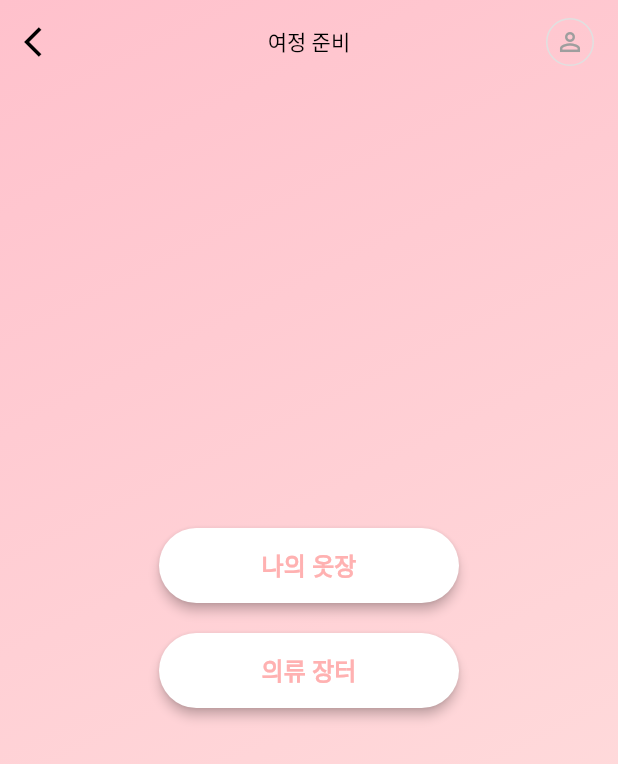
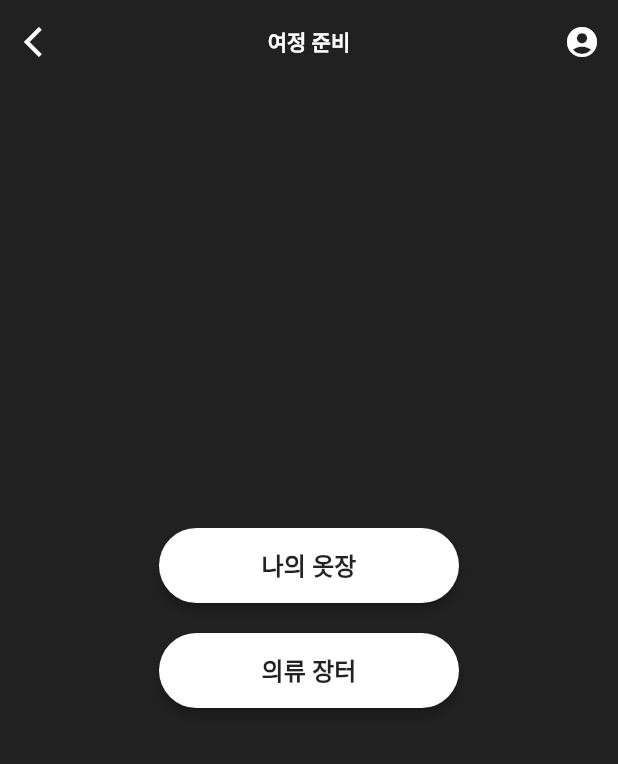
Before and after one commit to logicallaw/ZEROFIT_Frontend, a Flutter app: the MainHomeScreen screen opened directly, on a phone screen of 412 x 824 dp. Shown: the top 764 px of the screen. Run offline on Flutter 3.47's test engine with Material 3 defaults, Android fonts, the phone set to English and light mode, and no system bars; our stand-ins replace flutter_dotenv, flutter_secure_storage, flutter_spinkit, image_picker; accounts and stored records are empty.

Commit message:
fix: home screen color fix

```diff
--- a/lib/screens/ai_fitting.dart
+++ b/lib/screens/ai_fitting.dart
@@ -80,7 +80,7 @@ class _AiFittingState extends State<AiFitting> {
               : Padding(
             padding: const EdgeInsets.all(16.0),
             child: widget.items == null
-                ? Text('옷을 등록해주세요!')
+                ? Text('옷을 등록해주세요!' ,style: TextStyle(color: Colors.grey))
                 : GridView.builder(
               gridDelegate:
               SliverGridDelegateWithFixedCrossAxisCount(
--- a/lib/screens/main_home_screen.dart
+++ b/lib/screens/main_home_screen.dart
@@ -13,55 +13,27 @@ class MainHomeScreen extends StatelessWidget {
         backgroundColor: Colors.transparent,
         elevation: 0,
         leading: IconButton(
-          icon: const Icon(Icons.arrow_back_ios, color: Colors.black),
+          icon: const Icon(Icons.arrow_back_ios, color: Colors.white),
           onPressed: () => Navigator.pop(context),
         ),
         centerTitle: true,
         title: const Text(
           '여정 준비',
           style: TextStyle(
-            color: Colors.black,
+            color: Colors.white,
+            fontWeight: FontWeight.bold,
             fontSize: 14,
           ),
         ),
         actions: [
-          Padding(
-            padding: const EdgeInsets.only(right: 16.0),
-            child: GestureDetector(
-              onTap: () {
-                Navigator.push(
-                  context,
-                  MaterialPageRoute(
-                    builder: (context) => const AccountManagementScreen(),
-                  ),
-                );
-              },
-              child: Container(
-                width: 32,
-                height: 32,
-                decoration: BoxDecoration(
-                  shape: BoxShape.circle,
-                  border: Border.all(
-                    color: Colors.grey.shade300,
-                    width: 1,
-                  ),
-                ),
-                child: ClipOval(
-                  child: Image.network(
-                    'https://via.placeholder.com/32',
-                    fit: BoxFit.cover,
-                    errorBuilder: (context, error, stackTrace) {
-                      return const Icon(
-                        Icons.person_outline,
-                        color: Colors.grey,
-                        size: 20,
-                      );
-                    },
-                  ),
-                ),
+          IconButton(onPressed:(){
+            Navigator.push(
+              context,
+              MaterialPageRoute(
+                builder: (context) => const AccountManagementScreen(),
               ),
-            ),
-          ),
+            );
+          }, icon: Icon(Icons.account_circle) , color: Colors.white,)
         ],
       ),
       extendBodyBehindAppBar: true,
@@ -71,8 +43,8 @@ class MainHomeScreen extends StatelessWidget {
             begin: Alignment.topLeft,
             end: Alignment.bottomRight,
             colors: [
-              Color(0xFFFFC1CC),
-              Color(0xFFFFE4E1),
+              Colors.black87,
+              Colors.black87,
             ],
           ),
         ),
@@ -101,7 +73,7 @@ class MainHomeScreen extends StatelessWidget {
                   child: const Text(
                     '나의 옷장',
                     style: TextStyle(
-                      color: Color(0xFFFFB1B1),
+                      color: Colors.black87,
                       fontSize: 16,
                       fontWeight: FontWeight.bold,
                     ),
@@ -129,7 +101,7 @@ class MainHomeScreen extends StatelessWidget {
                   child: const Text(
                     '의류 장터',
                     style: TextStyle(
-                      color: Color(0xFFFFB1B1),
+                      color: Colors.black87,
                       fontSize: 16,
                       fontWeight: FontWeight.bold,
                     ),
--- a/lib/screens/marketplace_screen.dart
+++ b/lib/screens/marketplace_screen.dart
@@ -275,7 +275,7 @@ class _MarketplaceScreenState extends State<MarketplaceScreen> with SingleTicker
               child: Padding(
                 padding: const EdgeInsets.all(16.0),
                 child: items == null
-                    ? Text('옷을 등록해주세요!')
+                    ? Text('옷을 등록해주세요!' ,style: TextStyle(color: Colors.grey))
                     : GridView.builder(
                   gridDelegate:
                   SliverGridDelegateWithFixedCrossAxisCount(
--- a/lib/screens/my_closet_screen.dart
+++ b/lib/screens/my_closet_screen.dart
@@ -116,7 +116,7 @@ class _MyClosetScreenState extends State<MyClosetScreen> with SingleTickerProvid
             Center(
               child: Padding(
                 padding: const EdgeInsets.all(16.0),
-                child: items == null ?  Text('옷을 등록해주세요!')
+                child: items == null ?  Text('옷을 등록해주세요!', style: TextStyle(color: Colors.grey),)
                  : GridView.builder(
                   gridDelegate: SliverGridDelegateWithFixedCrossAxisCount(
                     crossAxisCount: 2, // 두 줄씩 배치
```
